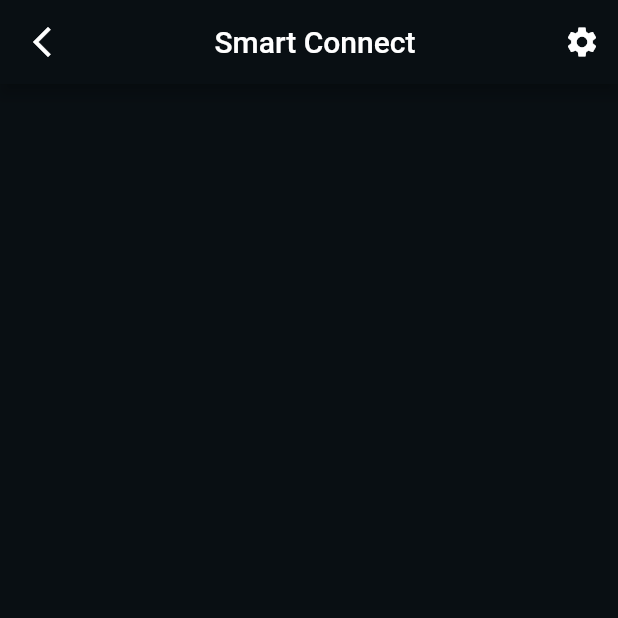
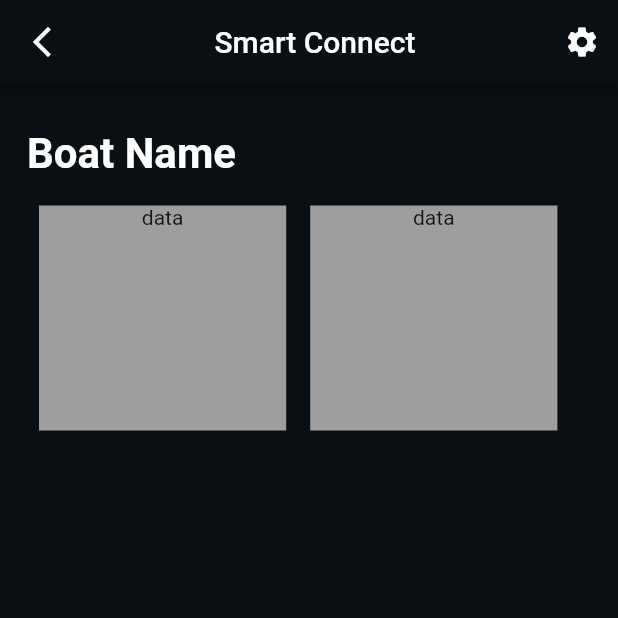
Before and after one commit to Akhash16/foka_app_v1, a Flutter app: the screen it shows after launch, on a phone screen of 412 x 824 dp, the top half of it. Run offline on Flutter 3.47's test engine with Material 2 defaults, Android fonts, the phone set to English and light mode, and no system bars; our stand-ins replace auto_size_text, carousel_slider, firebase_auth, firebase_core, google_fonts, liquid_progress_indicator and 3 more; missing offline and left inert: dart:ffi, fab_circular_menu, progresso, slide_to_confirm; accounts and stored records are empty; Roboto replaces fonts that are missing (Lexend Deca).

Commit message:
modified smart connect page

```diff
--- a/lib/screens/home_screen.dart
+++ b/lib/screens/home_screen.dart
@@ -5,7 +5,7 @@ import 'package:foka_app_v1/components/rounded_button.dart';
 import 'package:google_fonts/google_fonts.dart';
 import 'package:progresso/progresso.dart';
 
-import '../fluid_monitor.dart';
+import 'fluid_monitor.dart';
 
 class HomeScreen extends StatefulWidget {
   const HomeScreen({Key? key}) : super(key: key);
--- a/lib/screens/smart_connect.dart
+++ b/lib/screens/smart_connect.dart
@@ -1,4 +1,5 @@
 import 'package:flutter/material.dart';
+import 'package:google_fonts/google_fonts.dart';
 
 class SmartConnet extends StatefulWidget {
   const SmartConnet({Key? key}) : super(key: key);
@@ -26,6 +27,58 @@ class _SmartConnetState extends State<SmartConnet> {
         ],
       ),
       backgroundColor: const Color(0xff090f13),
+      body: SafeArea(
+        child: Padding(
+          padding: const EdgeInsets.symmetric(vertical: 30, horizontal: 18),
+          child: Column(
+            crossAxisAlignment: CrossAxisAlignment.start,
+            children: [
+              Text(
+                "Boat Name",
+                style: GoogleFonts.lexendDeca(
+                    color: const Color(0xffffffff),
+                    fontSize: 28,
+                    fontWeight: FontWeight.w700),
+              ),
+              const SizedBox(
+                height: 10,
+              ),
+              Row(
+                children: [
+                  Padding(
+                    padding: const EdgeInsets.all(8.0),
+                    child: Container(
+                      color: Colors.grey,
+                      height: 150,
+                      width: MediaQuery.of(context).size.width * 0.4,
+                      child: Column(
+                        children: [
+                          Text("data"),
+
+                        ],
+                      ),
+                    ),
+                  ),
+                  Padding(
+                    padding: const EdgeInsets.all(8.0),
+                    child: Container(
+                      color: Colors.grey,
+                      height: 150,
+                      width: MediaQuery.of(context).size.width * 0.4,
+                      child: Column(
+                        children: [
+                          Text("data"),
+
+                        ],
+                      ),
+                    ),
+                  )
+                ],
+              )
+            ],
+          ),
+        ),
+      ),
     );
   }
 }
```
